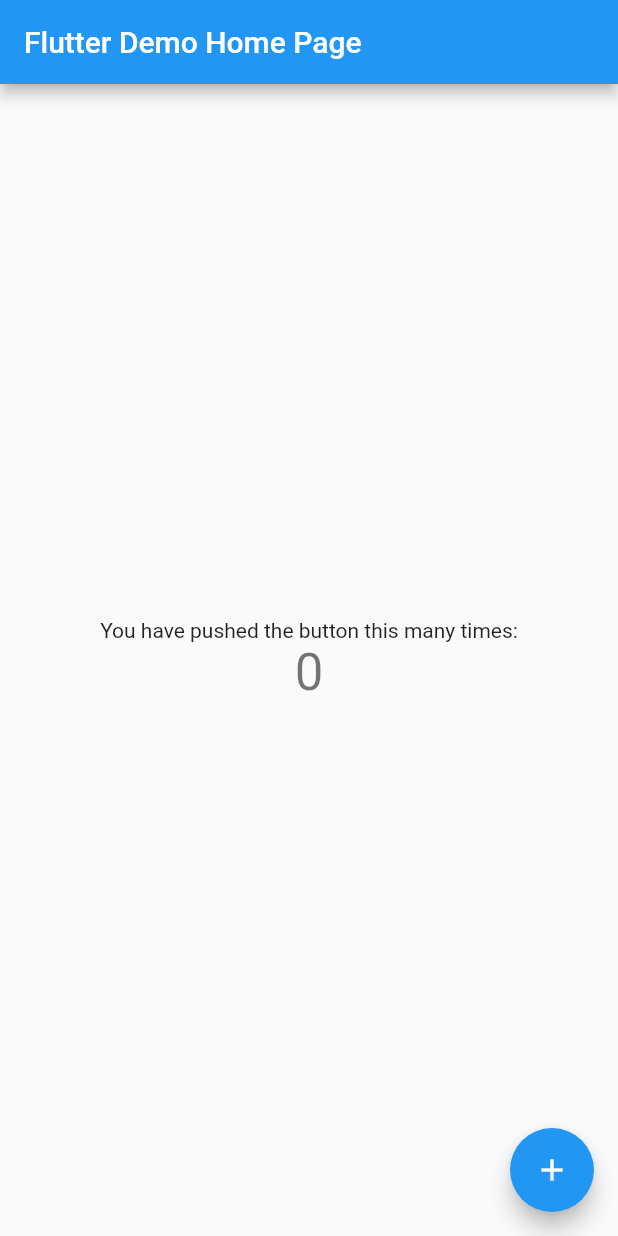
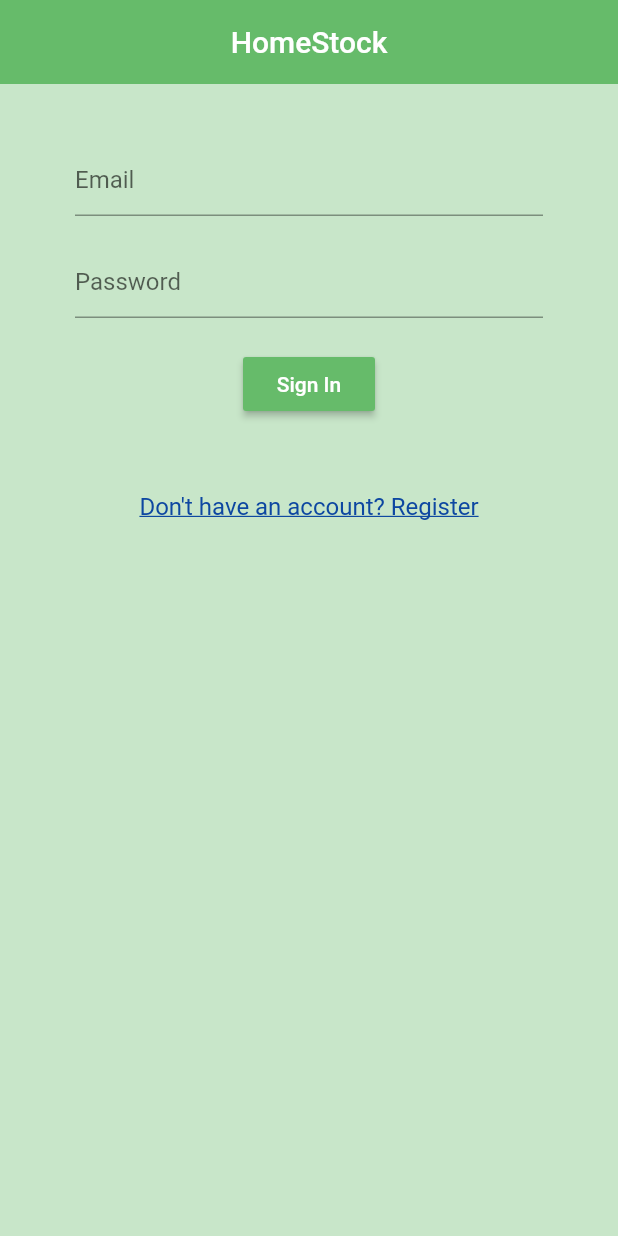
Before and after one commit to inTJ-lk/HomeStock, a Flutter app: the screen it shows after launch, on a phone screen of 412 x 824 dp. Run offline on Flutter 3.47's test engine with Material 2 defaults, Android fonts, the phone set to English and light mode, and no system bars; our stand-ins replace cloud_firestore, firebase_auth; accounts and stored records are empty.

Commit message:
Authentication

```diff
--- a/home_stock/lib/main.dart
+++ b/home_stock/lib/main.dart
@@ -1,4 +1,8 @@
 import 'package:flutter/material.dart';
+import 'package:home_stock/screens/wrapper.dart';
+import 'package:provider/provider.dart';
+import 'package:home_stock/models/user.dart';
+import 'package:home_stock/services/auth.dart';
 
 void main() => runApp(MyApp());
 
@@ -6,106 +10,11 @@
   // This widget is the root of your application.
   @override
   Widget build(BuildContext context) {
-    return MaterialApp(
-      title: 'Flutter Demo',
-      theme: ThemeData(
-        // This is the theme of your application.
-        //
-        // Try running your application with "flutter run". You'll see the
-        // application has a blue toolbar. Then, without quitting the app, try
-        // changing the primarySwatch below to Colors.green and then invoke
-        // "hot reload" (press "r" in the console where you ran "flutter run",
-        // or simply save your changes to "hot reload" in a Flutter IDE).
-        // Notice that the counter didn't reset back to zero; the application
-        // is not restarted.
-        primarySwatch: Colors.blue,
+    return StreamProvider<User>.value(
+      value: AuthService().user,
+      child: MaterialApp(
+        home: Wrapper(),
       ),
-      home: MyHomePage(title: 'Flutter Demo Home Page'),
     );
   }
 }
-
-class MyHomePage extends StatefulWidget {
-  MyHomePage({Key key, this.title}) : super(key: key);
-
-  // This widget is the home page of your application. It is stateful, meaning
-  // that it has a State object (defined below) that contains fields that affect
-  // how it looks.
-
-  // This class is the configuration for the state. It holds the values (in this
-  // case the title) provided by the parent (in this case the App widget) and
-  // used by the build method of the State. Fields in a Widget subclass are
-  // always marked "final".
-
-  final String title;
-
-  @override
-  _MyHomePageState createState() => _MyHomePageState();
-}
-
-class _MyHomePageState extends State<MyHomePage> {
-  int _counter = 0;
-
-  void _incrementCounter() {
-    setState(() {
-      // This call to setState tells the Flutter framework that something has
-      // changed in this State, which causes it to rerun the build method below
-      // so that the display can reflect the updated values. If we changed
-      // _counter without calling setState(), then the build method would not be
-      // called again, and so nothing would appear to happen.
-      _counter++;
-    });
-  }
-
-  @override
-  Widget build(BuildContext context) {
-    // This method is rerun every time setState is called, for instance as done
-    // by the _incrementCounter method above.
-    //
-    // The Flutter framework has been optimized to make rerunning build methods
-    // fast, so that you can just rebuild anything that needs updating rather
-    // than having to individually change instances of widgets.
-    return Scaffold(
-      appBar: AppBar(
-        // Here we take the value from the MyHomePage object that was created by
-        // the App.build method, and use it to set our appbar title.
-        title: Text(widget.title),
-      ),
-      body: Center(
-        // Center is a layout widget. It takes a single child and positions it
-        // in the middle of the parent.
-        child: Column(
-          // Column is also a layout widget. It takes a list of children and
-          // arranges them vertically. By default, it sizes itself to fit its
-          // children horizontally, and tries to be as tall as its parent.
-          //
-          // Invoke "debug painting" (press "p" in the console, choose the
-          // "Toggle Debug Paint" action from the Flutter Inspector in Android
-          // Studio, or the "Toggle Debug Paint" command in Visual Studio Code)
-          // to see the wireframe for each widget.
-          //
-          // Column has various properties to control how it sizes itself and
-          // how it positions its children. Here we use mainAxisAlignment to
-          // center the children vertically; the main axis here is the vertical
-          // axis because Columns are vertical (the cross axis would be
-          // horizontal).
-          mainAxisAlignment: MainAxisAlignment.center,
-          children: <Widget>[
-            Text(
-              'You have pushed the button this many times:',
-            ),
-            Text(
-              '$_counter',
-              style: Theme.of(context).textTheme.display1,
-            ),
-          ],
-        ),
-      ),
-      floatingActionButton: FloatingActionButton(
-        onPressed: _incrementCounter,
-        tooltip: 'Increment',
-        child: Icon(Icons.add),
-      ), // This trailing comma makes auto-formatting nicer for build methods.
-    );
-  }
-}
--- /dev/null
+++ b/home_stock/lib/models/user.dart
@@ -0,0 +1,16 @@
+class User {
+
+  final String uid;
+
+  User({this.uid});
+
+}
+
+class UserData {
+
+  final String uid;
+  final String name;
+
+  UserData({this.uid, this.name});
+
+}
--- /dev/null
+++ b/home_stock/lib/screens/authentication/authenticate.dart
@@ -0,0 +1,29 @@
+import 'package:flutter/material.dart';
+import 'package:home_stock/screens/authentication/sign_in.dart';
+import 'package:home_stock/screens/authentication/register.dart';
+
+class Authenticate extends StatefulWidget {
+  @override
+  _AuthenticateState createState() => _AuthenticateState();
+}
+
+class _AuthenticateState extends State<Authenticate> {
+
+  bool showSignIn = true;
+
+  void toggleView() {
+    setState(() {
+      showSignIn = !showSignIn;
+    });
+  }
+
+  @override
+  Widget build(BuildContext context) {
+    if(showSignIn) {
+      return SignIn(toggleView: toggleView);
+    }
+    else{
+      return Register(toggleView: toggleView);
+    }
+  }
+}
--- /dev/null
+++ b/home_stock/lib/screens/authentication/sign_in.dart
@@ -0,0 +1,113 @@
+import 'package:flutter/material.dart';
+import 'package:home_stock/services/auth.dart';
+
+class SignIn extends StatefulWidget {
+
+  final Function toggleView;
+
+  SignIn({this.toggleView});
+
+  @override
+  _SignInState createState() => _SignInState();
+}
+
+class _SignInState extends State<SignIn> {
+
+  final AuthService _auth = AuthService();
+  final _formKey = GlobalKey<FormState>();
+  bool loading = false;
+
+  //text field state
+  String email = "";
+  String password = "";
+  String error = "";
+
+  @override
+  Widget build(BuildContext context) {
+    return Scaffold(
+      backgroundColor: Colors.green[100],
+      appBar: AppBar(
+        backgroundColor: Colors.green[400],
+        elevation: 0.0,
+        title: Text('HomeStock'),
+        centerTitle: true,
+      ),
+      body: Container(
+        padding: EdgeInsets.symmetric(vertical: 20.0, horizontal: 50.0),
+        child: Form(
+          key: _formKey,
+          child: Column(
+            children: <Widget>[
+              SizedBox(height: 20.0),
+              TextFormField(
+                decoration: InputDecoration(
+                  hintText: 'Email',
+                ),
+                validator: (val) => val.isEmpty ? 'Enter an email' : null,
+                onChanged: (val) {
+                  setState(() {
+                    email = val;
+                  });
+                },
+              ),
+              SizedBox(height: 20.0),
+              TextFormField(
+                decoration: InputDecoration(
+                  hintText: 'Password',
+                ),
+                obscureText: true,
+                validator: (val) => val.length < 6 ? 'Enter a password at least 6 charcters long' : null,
+                onChanged: (val) {
+                  setState(() {
+                    password = val;
+                  });
+                },
+              ),
+              SizedBox(height: 20.0),
+              RaisedButton(
+                onPressed: () async {
+                  if(_formKey.currentState.validate()) {
+                    setState(() {
+                      loading = true;
+                    });
+                    dynamic result = await _auth.signInWithEmailAndPasswors(email, password);
+                    if(result == null) {
+                      setState(() {
+                        loading = false;
+                        error = 'Error Signing In';
+                      });
+                    }
+                  }
+                },
+                color: Colors.green[400],
+                child: Text(
+                  'Sign In',
+                  style: TextStyle(color: Colors.white),
+                ),
+              ),
+              SizedBox(height: 12.0),
+              Text(
+                error,
+                style: TextStyle(color: Colors.red, fontSize: 14.0),
+              ),
+              SizedBox(height: 20.0),
+              InkWell(
+                child: Text(
+                  'Don\'t have an account? Register',
+                  style: TextStyle(
+                    color: Colors.blue[900],
+                    fontSize: 16.0,
+                    decoration: TextDecoration.underline
+                  ),
+                ),
+                onTap: () {
+                  widget.toggleView();
+                },
+              )
+            ],
+            ),
+        ),
+      ),
+    );
+  }
+}
--- /dev/null
+++ b/home_stock/lib/screens/wrapper.dart
@@ -0,0 +1,28 @@
+import 'package:flutter/material.dart';
+import 'package:home_stock/screens/authentication/authenticate.dart';
+import 'package:home_stock/services/auth.dart';
+import 'package:provider/provider.dart';
+import 'package:home_stock/models/user.dart';
+
+class Wrapper extends StatelessWidget {
+  final AuthService _auth = AuthService();
+  @override
+  Widget build(BuildContext context) {
+    final user = Provider.of<User>(context);
+    //return either home or authenticate widget
+    if(user == null) {
+      return Authenticate();
+    }
+    else{
+      return Container(
+        child: FlatButton.icon(
+          onPressed: () async {
+            await _auth.signOut();
+          },
+          icon: Icon(Icons.person),
+          label: Text('logout', style: TextStyle(color: Colors.white),)
+        )
+      );
+    }
+  }
+}
--- /dev/null
+++ b/home_stock/lib/services/auth.dart
@@ -0,0 +1,62 @@
+import 'package:home_stock/services/database.dart';
+import 'package:firebase_auth/firebase_auth.dart';
+import 'package:home_stock/models/user.dart';
+
+class AuthService {
+
+  final FirebaseAuth _auth = FirebaseAuth.instance;
+
+  //create user object based on firebase user
+  User _userFromFirebaseUser(FirebaseUser user) {
+    return user != null ? User(uid: user.uid) : null;
+  }
+
+  //auth change user stream
+  Stream<User> get user {
+    return _auth.onAuthStateChanged
+    .map(_userFromFirebaseUser);
+  }
+
+  //sign in with email and password
+  Future signInWithEmailAndPasswors(String email, String password) async {
+    try {
+      AuthResult result = await _auth.signInWithEmailAndPassword(email: email, password: password);
+      FirebaseUser user = result.user;
+      return _userFromFirebaseUser(user);
+
+    }
+    catch (e) {
+      print(e.toString());
+      return null;
+    }
+  }
+
+  //register with email and password
+  Future registerWithEmailAndPasswors(String email, String password, String name) async {
+    try {
+      AuthResult result = await _auth.createUserWithEmailAndPassword(email: email, password: password);
+      FirebaseUser user = result.user;
+
+      //create new document for the user with uid
+      await DatabaseService(uid: user.uid).updateUserData(name);
+
+      return _userFromFirebaseUser(user);
+
+    }
+    catch (e) {
+      print(e.toString());
+      return null;
+    }
+  }
+
+  //signout
+  Future signOut() async {
+    try {
+      return await _auth.signOut();
+    }
+    catch (e) {
+      print(e.toString());
+      return null;
+    }
+  }
+}
--- /dev/null
+++ b/home_stock/lib/services/database.dart
@@ -0,0 +1,18 @@
+import 'package:home_stock/models/user.dart';
+import 'package:cloud_firestore/cloud_firestore.dart';
+
+class DatabaseService {
+
+  final String uid;
+  DatabaseService({this.uid});
+
+  //collection reference
+  final CollectionReference userCollection = Firestore.instance.collection('users');
+
+  Future updateUserData(String name) async {
+    return await userCollection.document(uid).setData({
+      'name': name,
+    });
+  }
+
+}
```
Also changed, not shown: home_stock/lib/screens/authentication/register.dart (added, +123 -0 lines).
